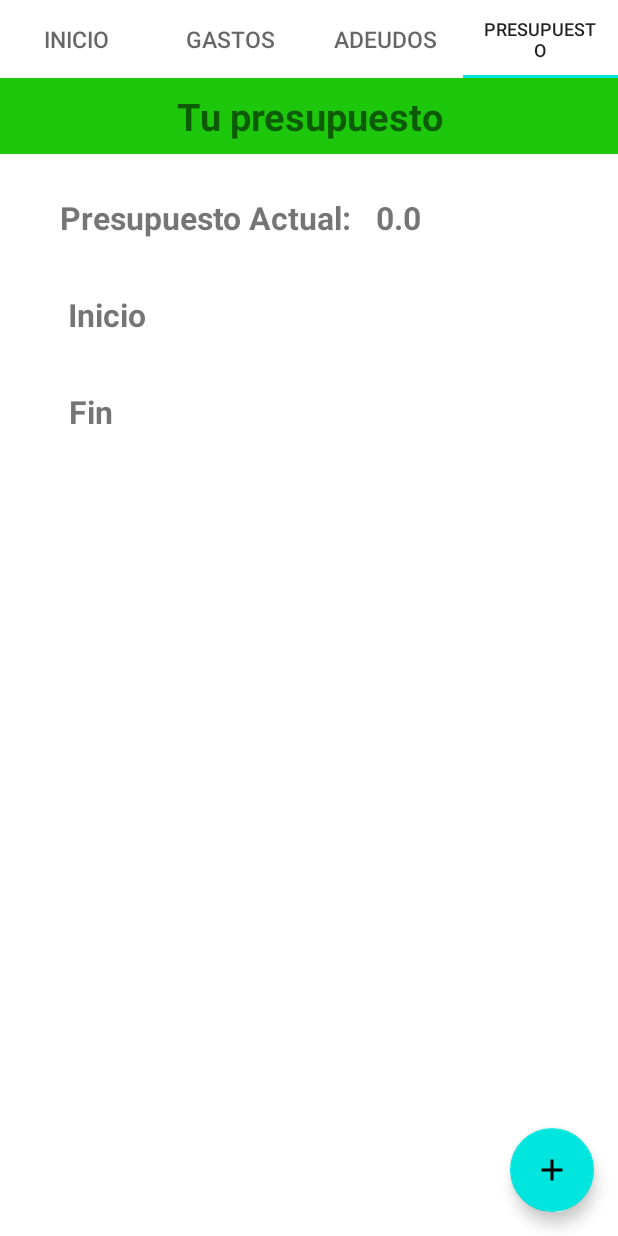
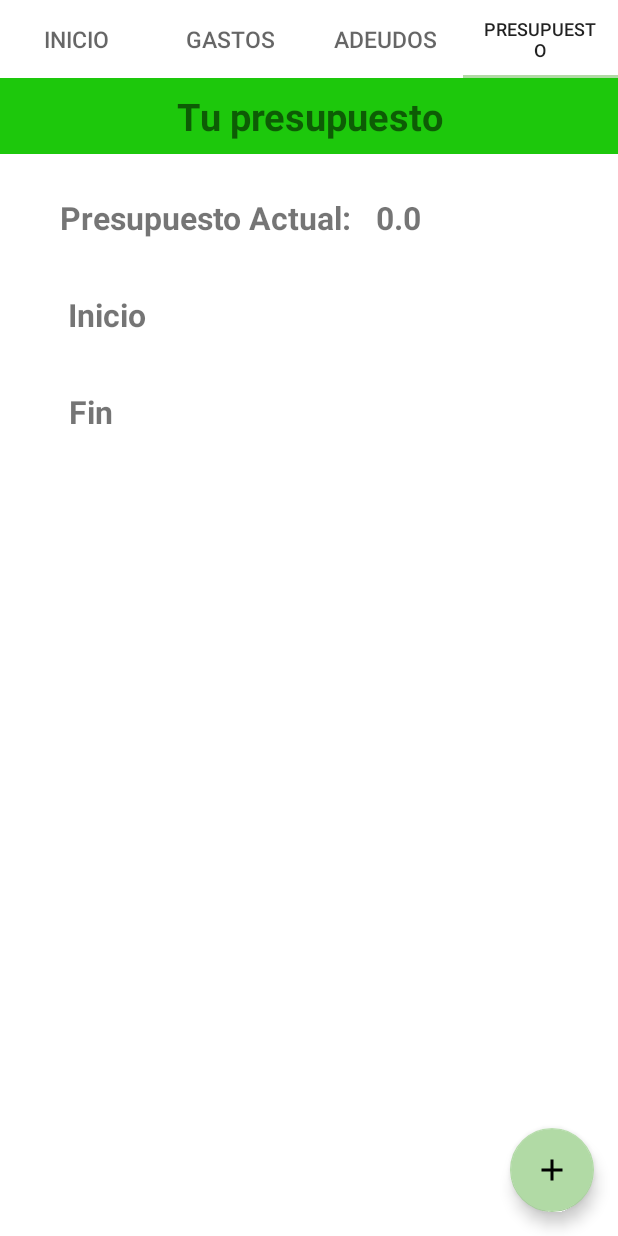
Before and after one commit to adaiirM/registrarGasto, an Android app: the screen it shows after launch (MainActivity), tab 4 chosen, on a phone screen of 412 x 824 dp. Run offline under Robolectric (Android 15) with nearby library versions, the phone set to English and light mode, and no system bars; libraries missing offline, so code that uses them is left out: com.github.sundeepk.compactcalendarview; 3 statements that could not run were skipped.

Commit message:
Validar que no haya presupuesto negativo Expresion regular para controlar el ingreso de parametros Cambio de los colores en el Manifest

```diff
--- /dev/null
+++ b/app/src/main/res/drawable/borde.xml
@@ -0,0 +1,4 @@
+<shape xmlns:android="http://schemas.android.com/apk/res/android" android:shape="rectangle">
+    <stroke android:width="2dp" android:color="#9E9E9E   " />
+    <padding android:left="5dp" android:top="5dp" android:right="5dp" android:bottom="5dp" />
+</shape>
--- a/app/src/main/res/values/colors.xml
+++ b/app/src/main/res/values/colors.xml
@@ -1,9 +1,9 @@
 <?xml version="1.0" encoding="utf-8"?>
 <resources>
     <color name="purple_200">#FFBB86FC</color>
-    <color name="purple_500">#FF6200EE</color>
+    <color name="purple_500">#07A720</color>
     <color name="purple_700">#FF3700B3</color>
-    <color name="teal_200">#00E5DE</color>
+    <color name="teal_200">#B1DAA5</color>
     <color name="teal_700">#FF018786</color>
     <color name="black">#FF000000</color>
     <color name="white">#FFFFFFFF</color>
```
Also changed, not shown: app/src/main/java/com/example/registrargasto/view/activity/ActivityGastos.java (+10 -8 lines), app/src/main/java/com/example/registrargasto/view/activity/AdeudoActivity.java (+6 -9 lines).
